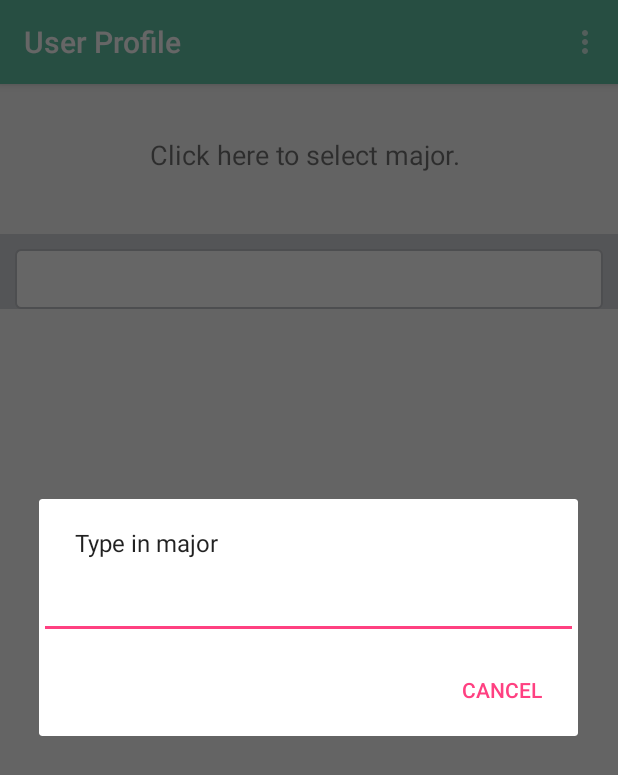
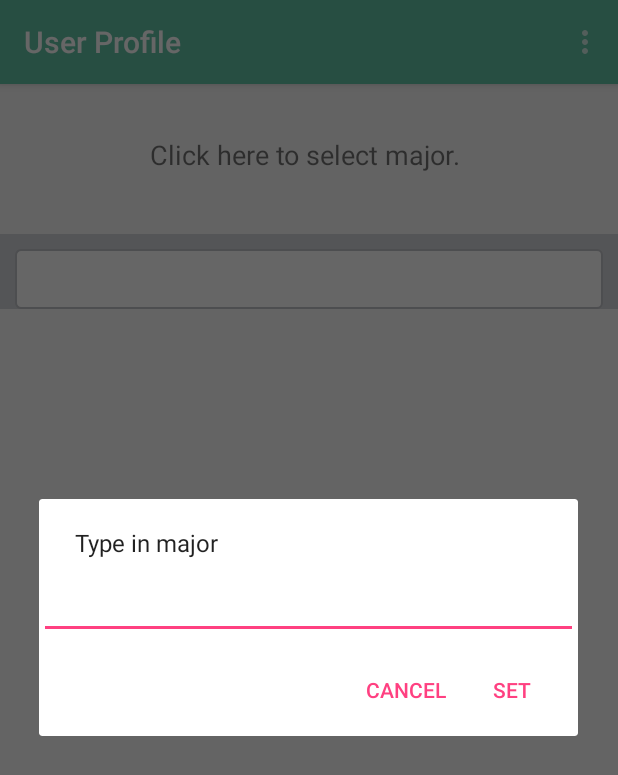
Before and after one commit to ucsdCSE110wi16/CSE110W260T10, an Android app: the UserProfileActivity screen opened directly, with no data from a screen before it, after a tap on "Click here to select major.", on a phone screen of 412 x 824 dp. Shown: the top 775 px of the screen. Run offline under Robolectric (Android 15) with nearby library versions, the phone set to English and light mode, and no system bars; 3 statements that could not run were skipped.

Commit message:
Added set button to changing user's major.

```diff
--- a/App/app/src/main/java/com/cse110/app/UserProfileActivity.java
+++ b/App/app/src/main/java/com/cse110/app/UserProfileActivity.java
@@ -77,7 +77,7 @@ public class UserProfileActivity extends AppCompatActivity {
         });
 
         //Set negative button
-        builder.setPositiveButton("Cancel", new DialogInterface.OnClickListener() {
+        builder.setNegativeButton("Cancel", new DialogInterface.OnClickListener() {
             @Override
             public void onClick(DialogInterface dialog, int which) {
                 dialog.dismiss();
```
